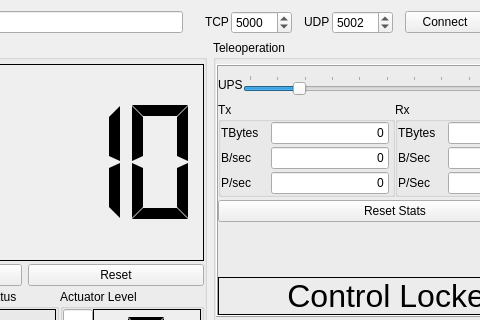
This is mission_control/mainwindow.ui in chicagoedt/rmc_software_2017 as Qt 5 draws it before an edit; both pictures show x 169 to 649 and y 0 to 320 of the 757 by 523 pixel window. The edited form follows.
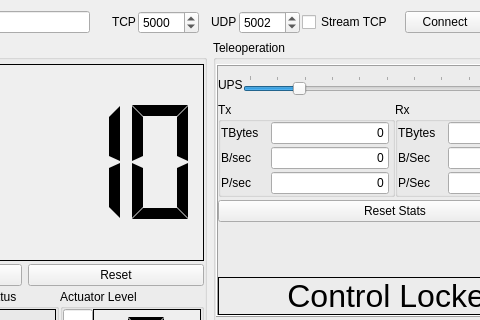
This is the edited form.

Commit message: added checkbox to enable/disable TCP stream, and changed code to only allow pushing messages over tcp or udp, but not both

The edit to the form file:
```diff
--- a/mission_control/mainwindow.ui
+++ b/mission_control/mainwindow.ui
@@ -258,6 +258,13 @@
             </property>
            </widget>
           </item>
+          <item>
+           <widget class="QCheckBox" name="tcpStreamCheckBox">
+            <property name="text">
+             <string>Stream TCP</string>
+            </property>
+           </widget>
+          </item>
           <item>
            <spacer name="horizontalSpacer_5">
             <property name="orientation">
```
The commit also changes 2 other files.
